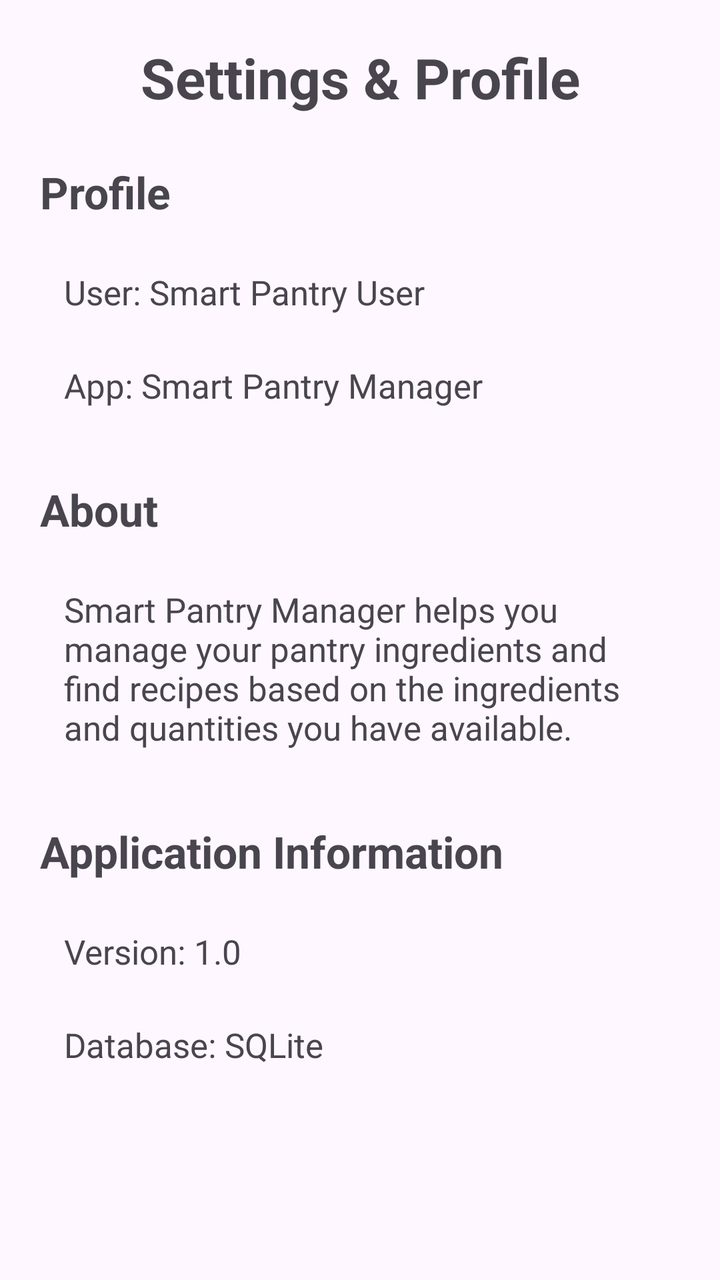
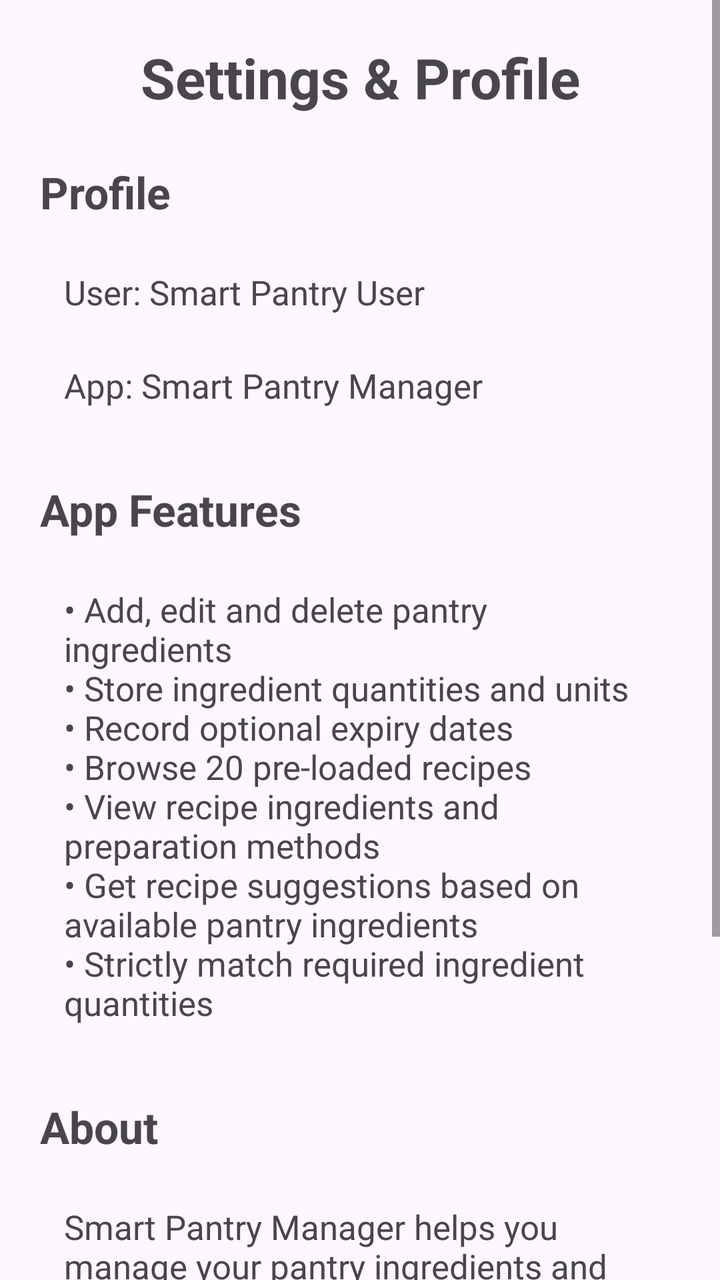

The first picture is an Android layout as it rendered before a commit; the second is the same layout after the commit. The layout source and the unified diff follow.
<!-- AndroidManifest.xml: application theme Theme.SmartPantryManager -->
<!-- res/layout/activity_settings.xml -->
<?xml version="1.0" encoding="utf-8"?>
<ScrollView xmlns:android="http://schemas.android.com/apk/res/android"
    android:layout_width="match_parent"
    android:layout_height="match_parent">

    <LinearLayout
        android:layout_width="match_parent"
        android:layout_height="wrap_content"
        android:orientation="vertical"
        android:padding="20dp">

        <TextView
            android:layout_width="match_parent"
            android:layout_height="wrap_content"
            android:text="Settings &amp; Profile"
            android:textSize="28sp"
            android:textStyle="bold"
            android:gravity="center"
            android:layout_marginBottom="24dp" />

        <TextView
            android:layout_width="match_parent"
            android:layout_height="wrap_content"
            android:text="Profile"
            android:textSize="22sp"
            android:textStyle="bold"
            android:layout_marginBottom="12dp" />

        <TextView
            android:layout_width="match_parent"
            android:layout_height="wrap_content"
            android:text="User: Smart Pantry User"
            android:textSize="17sp"
            android:padding="12dp" />

        <TextView
            android:layout_width="match_parent"
            android:layout_height="wrap_content"
            android:text="App: Smart Pantry Manager"
            android:textSize="17sp"
            android:padding="12dp"
            android:layout_marginBottom="24dp" />

        <TextView
            android:layout_width="match_parent"
            android:layout_height="wrap_content"
            android:text="About"
            android:textSize="22sp"
            android:textStyle="bold"
            android:layout_marginBottom="12dp" />

        <TextView
            android:layout_width="match_parent"
            android:layout_height="wrap_content"
            android:text="Smart Pantry Manager helps you manage your pantry ingredients and find recipes based on the ingredients and quantities you have available."
            android:textSize="17sp"
            android:padding="12dp"
            android:layout_marginBottom="24dp" />

        <TextView
            android:layout_width="match_parent"
            android:layout_height="wrap_content"
            android:text="Application Information"
            android:textSize="22sp"
            android:textStyle="bold"
            android:layout_marginBottom="12dp" />

        <TextView
            android:layout_width="match_parent"
            android:layout_height="wrap_content"
            android:text="Version: 1.0"
            android:textSize="17sp"
            android:padding="12dp" />

        <TextView
            android:layout_width="match_parent"
            android:layout_height="wrap_content"
            android:text="Database: SQLite"
            android:textSize="17sp"
            android:padding="12dp" />

    </LinearLayout>

</ScrollView>
<!-- resources referenced by this layout -->
<resources>
  <style name="Theme.SmartPantryManager" parent="Base.Theme.SmartPantryManager" />
  <style name="Base.Theme.SmartPantryManager" parent="Theme.Material3.DayNight.NoActionBar">
          
          
      </style>
</resources>

<!-- the commit's change to res/layout/activity_settings.xml (unified diff, before → after) -->
@@ -44,6 +44,22 @@
         <TextView
             android:layout_width="match_parent"
             android:layout_height="wrap_content"
+            android:text="App Features"
+            android:textSize="22sp"
+            android:textStyle="bold"
+            android:layout_marginBottom="12dp" />
+
+        <TextView
+            android:layout_width="match_parent"
+            android:layout_height="wrap_content"
+            android:text="• Add, edit and delete pantry ingredients&#10;• Store ingredient quantities and units&#10;• Record optional expiry dates&#10;• Browse 20 pre-loaded recipes&#10;• View recipe ingredients and preparation methods&#10;• Get recipe suggestions based on available pantry ingredients&#10;• Strictly match required ingredient quantities"
+            android:textSize="17sp"
+            android:padding="12dp"
+            android:layout_marginBottom="24dp" />
+
+        <TextView
+            android:layout_width="match_parent"
+            android:layout_height="wrap_content"
             android:text="About"
             android:textSize="22sp"
             android:textStyle="bold"
